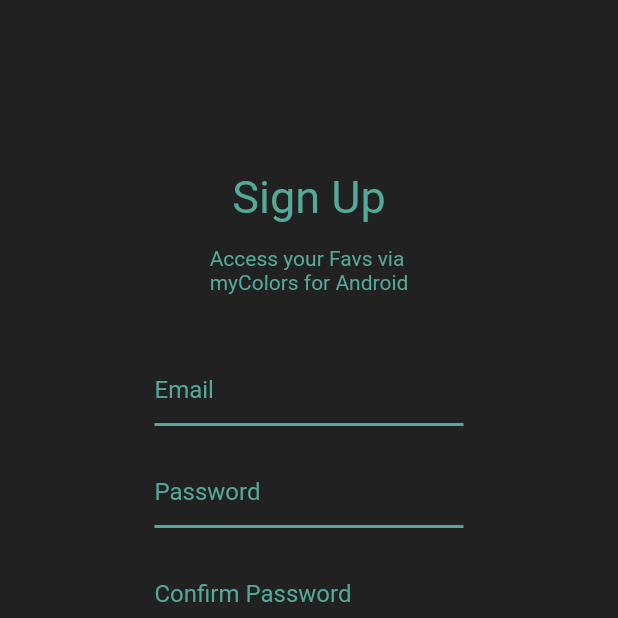
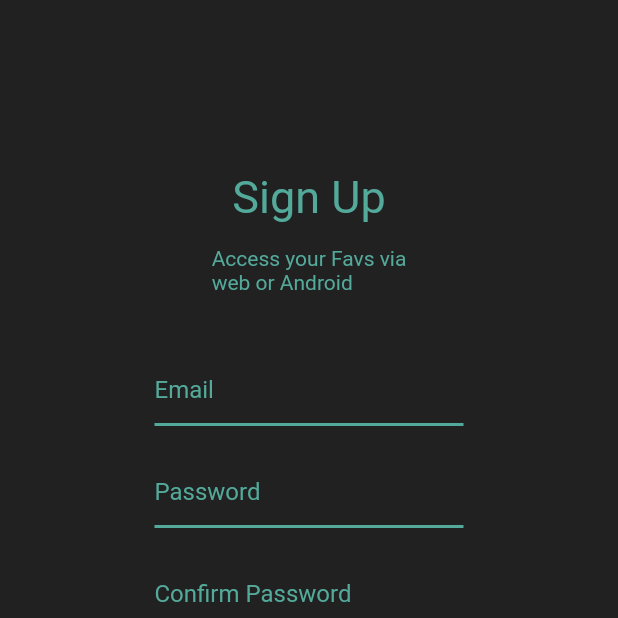
Before and after one commit to myColorsWeb/myColorsWeb, a Flutter app: the SignUpPage screen opened directly, on a phone screen of 412 x 824 dp, the top half of it. Run offline on Flutter 3.47's test engine with Material 2 defaults, Android fonts, the phone set to English and light mode, and no system bars; our stand-ins replace animated_text_kit, cloud_firestore, firebase_analytics, firebase_auth, firebase_core, flutter_staggered_animations and 2 more; accounts and stored records are empty; network calls fail.

Commit message:
updates msg on auth pages

```diff
--- a/my_colors_web/lib/pages/sign_in_page.dart
+++ b/my_colors_web/lib/pages/sign_in_page.dart
@@ -45,7 +45,7 @@
                         style:
                             TextStyle(color: MyColor.blueishIdk, fontSize: 30)),
                     const SizedBox(height: 15),
-                    Text("Access your Favs via\nmyColors for Android",
+                    Text("Access your Favs via\nweb or Android",
                         style:
                             TextStyle(color: MyColor.blueishIdk, fontSize: 14)),
                     const SizedBox(height: 40),
--- a/my_colors_web/lib/pages/sign_up_page.dart
+++ b/my_colors_web/lib/pages/sign_up_page.dart
@@ -66,7 +66,7 @@
                         style:
                             TextStyle(color: MyColor.blueishIdk, fontSize: 30)),
                     const SizedBox(height: 15),
-                    Text("Access your Favs via\nmyColors for Android",
+                    Text("Access your Favs via\nweb or Android",
                         style:
                             TextStyle(color: MyColor.blueishIdk, fontSize: 14)),
                     const SizedBox(height: 40),
```
